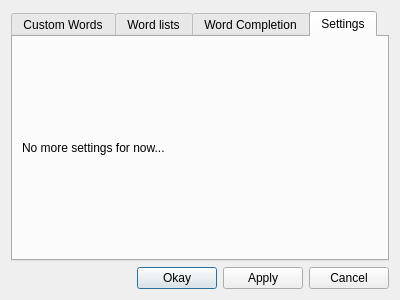
Above: settings.ui from nyov/writetype before the change. Below: the same form after it.
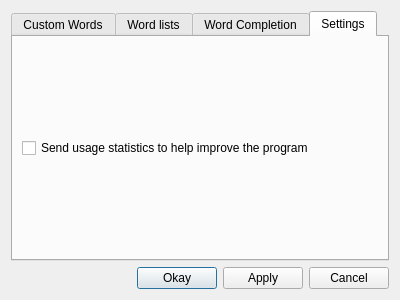
That is the form after the change. The open tabs and pages were chosen to show the change.

What changed in the file:
```diff
--- a/settings.ui
+++ b/settings.ui
@@ -217,10 +217,10 @@
        <string>Settings</string>
       </attribute>
       <layout class="QGridLayout" name="gridLayout_2">
-       <item row="0" column="0">
-        <widget class="QLabel" name="label_2">
+       <item row="1" column="0">
+        <widget class="QCheckBox" name="usageStatisticsCheckbox">
          <property name="text">
-          <string>No more settings for now...</string>
+          <string>Send usage statistics to help improve the program</string>
          </property>
         </widget>
        </item>
```
Left out of the diff: 2 changed lines with no effect on the pictures.
